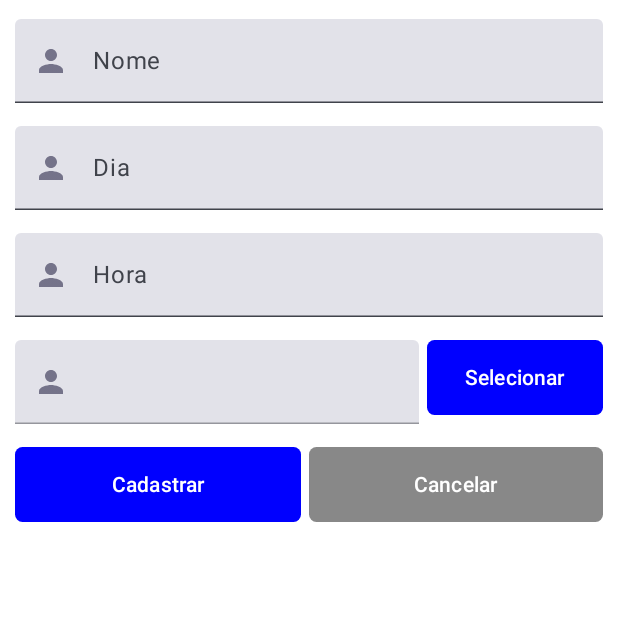
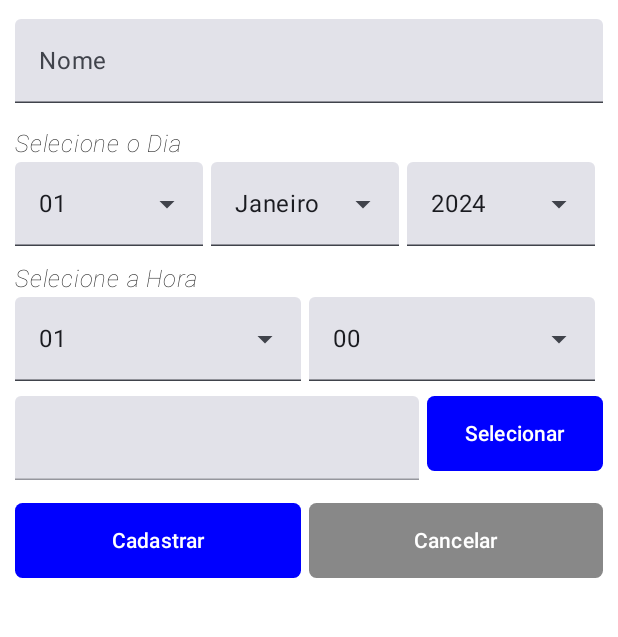
Before and after one commit to LeandroMartins744/RoboVozAndroid, an Android app built with Jetpack Compose: the HomeInsertActivity screen opened directly, with no data from a screen before it, on a phone screen of 412 x 824 dp, the part 154-791 px from its top. Run offline under Robolectric (Android 15) with nearby library versions, the phone set to English and light mode, and no system bars.

Commit message:
finalizado home

```diff
--- a/app/src/main/AndroidManifest.xml
+++ b/app/src/main/AndroidManifest.xml
@@ -66,7 +66,7 @@
         </activity>
 
         <activity
-                android:name=".view.theme.splash.SplashActivity"
+                android:name=".view.pages.splash.SplashActivity"
                 android:exported="true"
                 android:theme="@style/Theme.SplashScreen.MySplash">
             <intent-filter>
--- a/app/src/main/java/com/example/myapplication/model/request/PlayListRequest.kt
+++ b/app/src/main/java/com/example/myapplication/model/request/PlayListRequest.kt
@@ -14,6 +14,7 @@ data class PlayListRequest (
     @SerializedName("active")
     val active: Boolean
 ){
+    constructor(id: Int): this(id, name = "", description = "", image = "", active = true)
     constructor(name: String, desc: String): this(0, name = name, description = desc, image = "", active = true)
     constructor(id: Int, name: String, desc: String): this(id, name = name, description = desc, image = "", active = true)
 }
--- a/app/src/main/java/com/example/myapplication/model/request/SchedulingRequest.kt
+++ b/app/src/main/java/com/example/myapplication/model/request/SchedulingRequest.kt
@@ -11,7 +11,7 @@ data class SchedulingRequest(
     @SerializedName("playlist")
     val playlist: PlayListRequest,
     @SerializedName("date")
-    val date: Date,
+    val date: String,
     @SerializedName("iduser")
     val idUser: Int,
     @SerializedName("started")
@@ -25,7 +25,7 @@ data class SchedulingRequest(
     @SerializedName("sendEvent")
     val sendEvent: Boolean = false
 ){
-    constructor(_name: String, _playlist: PlayListRequest, _date: Date, _idUser: Int) :
+    constructor(_name: String, _playlist: PlayListRequest, _date: String, _idUser: Int) :
             this(name = _name, id = 0, playlist =  _playlist, date = _date,
             idUser = 1) {
 
--- a/app/src/main/java/com/example/myapplication/util/DateFormat.kt
+++ b/app/src/main/java/com/example/myapplication/util/DateFormat.kt
@@ -1,5 +1,6 @@
 package com.example.myapplication.util
 
+import android.annotation.SuppressLint
 import android.os.Build
 import androidx.annotation.RequiresApi
 import java.text.SimpleDateFormat
@@ -18,10 +19,29 @@ class DateFormat {
         return "${date.day}/${date.month}/${date.year} ${date.hours}:${date.minutes}"
     }
 
-    fun getDate(pattern: String = "dd/MM/yyyy"): String {
+    @SuppressLint("SimpleDateFormat")
+    @RequiresApi(Build.VERSION_CODES.O)
+    fun getFormatUS(date: Date): String{
+
+        return SimpleDateFormat("yyyy-MM-dd hh:mm").format(date).replace(" ", "T")
+    }
+
+    fun getDate(pattern: String = "dd/MM/yyyy hh:mm"): String {
         val formatter = SimpleDateFormat(pattern, Locale.getDefault())
         return formatter.format(Date())
+    }
+    fun getDate(date: Date, pattern: String = "dd/MM/yyyy hh:mm"): String {
+        val formatter = SimpleDateFormat(pattern, Locale.US)// .getDefault())
+        return formatter.format(date)
+    }
 
+    fun getDate(day: String, month: String, year: String, hour: String, min: String): Date{
+        val mon = (month.toInt() + 1).toString()
+        return Date("$year/$mon/$day $hour:$min")
+    }
+
+    fun getDate(day: String, month: String, year: String): Date{
+        return Date("$year/$month/$day")
     }
 
     fun getDateFormat(value: Long, pattern: String = "dd/MM/yyyy"): String {
@@ -32,4 +52,29 @@ class DateFormat {
     }
 
     fun getStart(obj: Boolean) = if(obj) "Sim" else "Não"
+
+    fun getDays() = arrayOf(
+        "01", "02", "03", "04", "05", "06", "07", "08", "09", "10",
+        "11", "12", "13", "14", "15", "16", "17", "18", "19", "20",
+        "21", "22", "23", "24", "25", "26", "27", "28", "29", "30", "31"
+    )
+
+    fun getMonth() = arrayOf(
+        "Janeiro", "Fevereiro", "Março", "Abril", "Maio", "Junho",
+        "Julho", "Agosto", "Setembro", "Outubro", "Novembro", "Dezembro"
+    )
+
+    fun getYear() = arrayOf(
+        "2024", "2025", "2026"
+    )
+
+    fun getHour() = arrayOf(
+        "01", "02", "03", "04", "05", "06", "07", "08", "09", "10",
+        "11", "12", "13", "14", "15", "16", "17", "18", "19", "20",
+        "21", "22", "23", "00"
+    )
+
+    fun getMinutos() = arrayOf(
+        "00", "10", "20", "30", "40", "50"
+    )
 }
--- a/app/src/main/java/com/example/myapplication/view/MainActivity.kt
+++ b/app/src/main/java/com/example/myapplication/view/MainActivity.kt
@@ -47,7 +47,7 @@ import com.example.myapplication.view.theme.audios.AudioList
 import com.example.myapplication.view.theme.frame.Account
 import com.example.myapplication.view.theme.playlist.PlayListActivity
 import com.example.myapplication.view.theme.playlist.PlaylistHome
-import com.example.myapplication.view.theme.voices.VoicesHome
+import com.example.myapplication.view.pages.voices.VoicesHome
 
 import com.example.myapplication.viewModel.AudioViewModel
 import com.example.myapplication.viewModel.PlaylistViewModel
--- /dev/null
+++ b/app/src/main/java/com/example/myapplication/view/interfaces/DropDownList.kt
@@ -0,0 +1,57 @@
+package com.example.myapplication.view.interfaces
+
+import androidx.compose.material.Text
+import androidx.compose.material3.DropdownMenuItem
+import androidx.compose.runtime.*
+import androidx.compose.ui.platform.LocalContext
+import androidx.compose.foundation.layout.*
+import androidx.compose.material3.ExperimentalMaterial3Api
+import androidx.compose.ui.Modifier
+import androidx.compose.material3.TextField
+import androidx.compose.material3.*
+import androidx.compose.ui.unit.dp
+import androidx.compose.foundation.layout.*
+
+@OptIn(ExperimentalMaterial3Api::class)
+@Composable
+fun dropDownList(list: Array<String>, resName: Boolean = true, onClick: (String) -> Unit) {
+    var expanded by remember { mutableStateOf(false) }
+    var selectedText by remember { mutableStateOf(list[0]) }
+
+
+    ExposedDropdownMenuBox(
+        modifier = Modifier.fillMaxWidth(),
+        // .fillMaxWidth(.33f),
+        expanded = expanded,
+        onExpandedChange = {
+            expanded = !expanded
+        }
+    ) {
+        TextField(
+            value = selectedText,
+            onValueChange = {},
+            readOnly = true,
+            trailingIcon = { ExposedDropdownMenuDefaults.TrailingIcon(expanded = expanded) },
+            modifier = Modifier.fillMaxWidth().menuAnchor()
+        )
+
+        ExposedDropdownMenu(
+            expanded = expanded,
+            onDismissRequest = { expanded = false }
+        ) {
+            list.forEachIndexed { i, item ->
+                DropdownMenuItem(
+                    text = { Text(text = item) },
+                    onClick = {
+                        selectedText = item
+                        expanded = false
+                        if(resName)
+                            onClick(item)
+                        else
+                            onClick(i.toString())
+                    }
+                )
+            }
+        }
+    }
+}
--- a/app/src/main/java/com/example/myapplication/view/interfaces/TextFieldDefault.kt
+++ b/app/src/main/java/com/example/myapplication/view/interfaces/TextFieldDefault.kt
@@ -33,7 +33,7 @@ fun myField(
     modifier: Modifier = Modifier,
     label: String = "",
     placeholder: String = "",
-    icon: ImageVector = Icons.Default.Person,
+    icon: ImageVector,// = Icons.Default.Person,
     spacer: Dp = 15.dp,
     enable: Boolean = true
 ) {
@@ -67,13 +67,44 @@ fun myField(
 
 @SuppressLint("ResourceAsColor")
 @Composable
+fun myField(
+    value: String,
+    onChange: (String) -> Unit,
+    modifier: Modifier = Modifier,
+    label: String = "",
+    placeholder: String = "",
+    spacer: Dp = 15.dp,
+    enable: Boolean = true
+) {
+    val focusManager = LocalFocusManager.current
+
+    TextField(
+        value = value,
+        onValueChange = onChange,
+        modifier = modifier,
+        keyboardOptions = KeyboardOptions(imeAction = ImeAction.Next),
+        keyboardActions = KeyboardActions(
+            onNext = { focusManager.moveFocus(FocusDirection.Down) }
+        ),
+        placeholder = { Text(placeholder) },
+        label = { Text(label) },
+        singleLine = true,
+        enabled = enable,
+        visualTransformation = VisualTransformation.None
+    )
+
+    Spacer(modifier = Modifier.height(spacer))
+}
+
+@SuppressLint("ResourceAsColor")
+@Composable
 fun myFieldNumber(
     value: String,
     onChange: (String) -> Unit,
     modifier: Modifier = Modifier,
     label: String = "",
     placeholder: String = "",
-    icon: ImageVector = Icons.Default.Person,
+    icon: ImageVector,
     spacer: Dp = 15.dp,
     enable: Boolean = true
 ) {
@@ -104,3 +135,35 @@ fun myFieldNumber(
 
     Spacer(modifier = Modifier.height(spacer))
 }
+
+
+@SuppressLint("ResourceAsColor")
+@Composable
+fun myFieldNumber(
+    value: String,
+    onChange: (String) -> Unit,
+    modifier: Modifier = Modifier,
+    label: String = "",
+    placeholder: String = "",
+    spacer: Dp = 15.dp,
+    enable: Boolean = true
+) {
+    val focusManager = LocalFocusManager.current
+
+    TextField(
+        value = value,
+        onValueChange = onChange,
+        modifier = modifier,
+        keyboardOptions = KeyboardOptions(keyboardType = KeyboardType.Number),
+        keyboardActions = KeyboardActions(
+            onNext = { focusManager.moveFocus(FocusDirection.Down) }
+        ),
+        placeholder = { Text(placeholder) },
+        label = { Text(label) },
+        singleLine = true,
+        enabled = enable,
+        visualTransformation = VisualTransformation.None
+    )
+
+    Spacer(modifier = Modifier.height(spacer))
+}
--- a/app/src/main/java/com/example/myapplication/view/pages/home/HomeInsertActivity.kt
+++ b/app/src/main/java/com/example/myapplication/view/pages/home/HomeInsertActivity.kt
@@ -7,6 +7,8 @@ import android.widget.Toast
 import androidx.activity.ComponentActivity
 import androidx.activity.compose.setContent
 import androidx.activity.viewModels
+import androidx.compose.foundation.BorderStroke
+import androidx.compose.foundation.border
 import androidx.compose.foundation.layout.*
 import androidx.compose.foundation.lazy.LazyColumn
 import androidx.compose.foundation.lazy.itemsIndexed
@@ -19,17 +21,20 @@ import androidx.compose.ui.Alignment
 import androidx.compose.ui.Modifier
 import androidx.compose.ui.graphics.Color
 import androidx.compose.ui.res.colorResource
+import androidx.compose.ui.text.font.FontStyle
+import androidx.compose.ui.text.font.FontWeight
+import androidx.compose.ui.text.style.TextAlign
 import androidx.compose.ui.unit.dp
+import androidx.compose.ui.unit.sp
 import com.example.myapplication.R
 import com.example.myapplication.model.request.PlayListRequest
 import com.example.myapplication.model.request.SchedulingRequest
 import com.example.myapplication.model.response.PlayListResponse
+import com.example.myapplication.util.DateFormat
+import com.example.myapplication.util.LocalData
 import com.example.myapplication.util.ValidFileLocal
 import com.example.myapplication.view.MainActivity
-import com.example.myapplication.view.interfaces.Bars
-import com.example.myapplication.view.interfaces.myButton
-import com.example.myapplication.view.interfaces.myField
-import com.example.myapplication.view.interfaces.myFieldNumber
+import com.example.myapplication.view.interfaces.*
 import com.example.myapplication.view.theme.JetPackBottomNavigationTheme
 import com.example.myapplication.view.theme.audios.audioListItem
 import com.example.myapplication.view.theme.frame.Utils
@@ -72,20 +77,24 @@ class HomeInsertActivity : ComponentActivity() {
             topBar = { Bars().topBar() },
             content = { padding ->
                 Box(modifier = Modifier.padding(padding)) {
-                    insert(viewModel.playListResponse) { p1: String, p2: String, p3: String, p4:PlayListResponse ->
-                        saveData(p1, p2, p3, p4)
+                    insert(viewModel.playListResponse) {
+                        p1: String,
+                        p2: Date,
+                        p3:Int ->
+                        saveData(p1, p2, p3)
                     }
                 }
             },
             backgroundColor = colorResource(R.color.primary) // Set background color to avoid the white flashing when you switch between screens
         )
     }
-    private fun saveData(name: String, dia: String, hora: String, play: PlayListResponse){
-        val date = Date()
-        var plaq = PlayListRequest(play.id, play.name, play.description)
 
-        var sche = SchedulingRequest(name, plaq, date, 1)
-        viewModelSched.post(sche)
+
+    private fun saveData(name: String, date: Date, play: Int){
+        val playList = PlayListRequest(play)
+        val dateStr = DateFormat().getFormatUS(date)
+        val scheduling = SchedulingRequest(name, playList, dateStr, LocalData(this@HomeInsertActivity).get().id)
+        viewModelSched.post(scheduling)
         Toast.makeText(this, "Cadastro efetuado com sucesso", Toast.LENGTH_LONG).show()
         this.startActivity(Intent(this, MainActivity::class.java))
     }
@@ -101,12 +110,16 @@ class HomeInsertActivity : ComponentActivity() {
 
 @SuppressLint("ResourceAsColor")
 @Composable
-fun insert(list: List<PlayListResponse>, clickListener: (String, String, String, PlayListResponse) -> Unit) {
+fun insert(list: List<PlayListResponse>, clickListener: (String, Date, Int) -> Unit) {
     var title by remember { mutableStateOf("") }
-    var dia by remember { mutableStateOf("") }
-    var hora by remember { mutableStateOf("") }
+    var day by remember { mutableStateOf("01") }
+    var month by remember { mutableStateOf("0") }
+    var year by remember { mutableStateOf("2024") }
+    var hour by remember { mutableStateOf("01") }
+    var min by remember { mutableStateOf("00") }
+
     var playlist by remember { mutableStateOf("") }
-    var result: PlayListResponse = PlayListResponse()
+    var result by remember { mutableStateOf(0) }
 
     var isClicked by rememberSaveable { mutableStateOf(false) }
 
@@ -121,24 +134,71 @@ fun insert(list: List<PlayListResponse>, clickListener: (String, String, String,
                         modifier = Modifier.fillMaxWidth(),
                         label = "Nome",
                         placeholder = "Digite o nome",
-                        onChange = { title = it}
+                        onChange = { title = it }
                     )
 
-                    myFieldNumber(
-                        value = dia,
-                        modifier = Modifier.fillMaxWidth(),
-                        label = "Dia",
-                        placeholder = "Digite o dia",
-                        onChange = { dia = it}
+                    Text(
+                        text = "Selecione o Dia",
+                        fontWeight = FontWeight.Thin,
+                        fontStyle = FontStyle.Italic,
+                        color = Color.Black,
+                        textAlign = TextAlign.Left,
+                        modifier = Modifier.fillMaxWidth().padding(0.dp, 0.dp),
+                        fontSize = 16.sp
                     )
 
-                    myFieldNumber(
-                        value = hora,
-                        modifier = Modifier.fillMaxWidth(),
-                        label = "Hora",
-                        placeholder = "Digite a hora",
-                        onChange = { hora = it}
+                    Row(modifier = Modifier.fillMaxWidth()) {
+
+                        Column(
+                            modifier = Modifier
+                                .weight(1f)
+                                .padding(0.dp, 0.dp, 5.dp, 10.dp)
+                        ) {
+                            dropDownList(DateFormat().getDays()){ day = it}
+                        }
+                        Column(
+                            modifier = Modifier
+                                .weight(1f)
+                                .padding(0.dp, 0.dp, 5.dp, 10.dp)
+                        ) {
+                            dropDownList(DateFormat().getMonth(), resName = false){ month = it}
+                        }
+                        Column(
+                            modifier = Modifier
+                                .weight(1f)
+                                .padding(0.dp, 0.dp, 5.dp, 10.dp)
+                        ) {
+                            dropDownList(DateFormat().getYear()){ year = it}
+                        }
+                    }
+
+                    Text(
+                        text = "Selecione a Hora",
+                        fontWeight = FontWeight.Thin,
+                        fontStyle = FontStyle.Italic,
+                        color = Color.Black,
+                        textAlign = TextAlign.Left,
+                        modifier = Modifier.fillMaxWidth().padding(0.dp, 0.dp),
+                        fontSize = 16.sp
                     )
+
+                    Row(modifier = Modifier.fillMaxWidth()) {
+
+                        Column(
+                            modifier = Modifier
+                                .weight(1f)
+                                .padding(0.dp, 0.dp, 5.dp, 10.dp)
+                        ) {
+                            dropDownList(DateFormat().getHour()){ hour = it}
+                        }
+                        Column(
+                            modifier = Modifier
+                                .weight(1f)
+                                .padding(0.dp, 0.dp, 5.dp, 10.dp)
+                        ) {
+                            dropDownList(DateFormat().getMinutos()){ min = it}
+                        }
+                    }
 
                     Row(modifier = Modifier.fillMaxWidth()) {
                         myField(
@@ -154,11 +214,11 @@ fun insert(list: List<PlayListResponse>, clickListener: (String, String, String,
                                 .weight(0.3f)
                                 .padding(0.dp, 0.dp, 0.dp, 0.dp)
                         ) {
-                            myButton("Selecionar", true, onClick = { isClicked = true})
+                            myButton("Selecionar", true, onClick = { isClicked = true })
                         }
                     }
 
-                   Spacer(modifier = Modifier.height(10.dp))
+                    Spacer(modifier = Modifier.height(10.dp))
 
                     Row(modifier = Modifier.fillMaxWidth()) {
                         Column(
@@ -167,7 +227,8 @@ fun insert(list: List<PlayListResponse>, clickListener: (String, String, String,
                                 .padding(0.dp, 0.dp, 5.dp, 0.dp)
                         ) {
                             myButton("Cadastrar", true, onClick = {
-                                clickListener(title, dia, hora, result)
+                                val date = DateFormat().getDate(day, month, year, hour, min)
+                                clickListener(title, date, result)
                             })
                         }
                         Column(
@@ -184,10 +245,10 @@ fun insert(list: List<PlayListResponse>, clickListener: (String, String, String,
         backgroundColor = colorResource(R.color.white) // Set background color to avoid the white flashing when you switch between screens
     )
 
-    if(isClicked){
-        bottomSheet(list){ it ->
+    if (isClicked) {
+        bottomSheet(list) { it ->
             playlist = it.name
-            result = it
+            result = it.id
             isClicked = false
         }
     }
--- a/app/src/main/java/com/example/myapplication/view/theme/splash/SplashActivity.kt
+++ b/app/src/main/java/com/example/myapplication/view/pages/splash/SplashActivity.kt
@@ -1,4 +1,4 @@
-package com.example.myapplication.view.theme.splash
+package com.example.myapplication.view.pages.splash
 
 import android.content.Intent
 import android.os.Bundle
--- a/app/src/main/java/com/example/myapplication/view/theme/voices/VoicesHome.kt
+++ b/app/src/main/java/com/example/myapplication/view/pages/voices/VoicesHome.kt
@@ -1,4 +1,4 @@
-package com.example.myapplication.view.theme.voices
+package com.example.myapplication.view.pages.voices
 
 import android.annotation.SuppressLint
 import android.content.Context
--- a/app/src/main/java/com/example/myapplication/view/theme/voices/voicesListItem.kt
+++ b/app/src/main/java/com/example/myapplication/view/pages/voices/voicesListItem.kt
@@ -1,4 +1,4 @@
-package com.example.myapplication.view.theme.voices
+package com.example.myapplication.view.pages.voices
 
 import android.content.Context
 import androidx.compose.foundation.background
```
